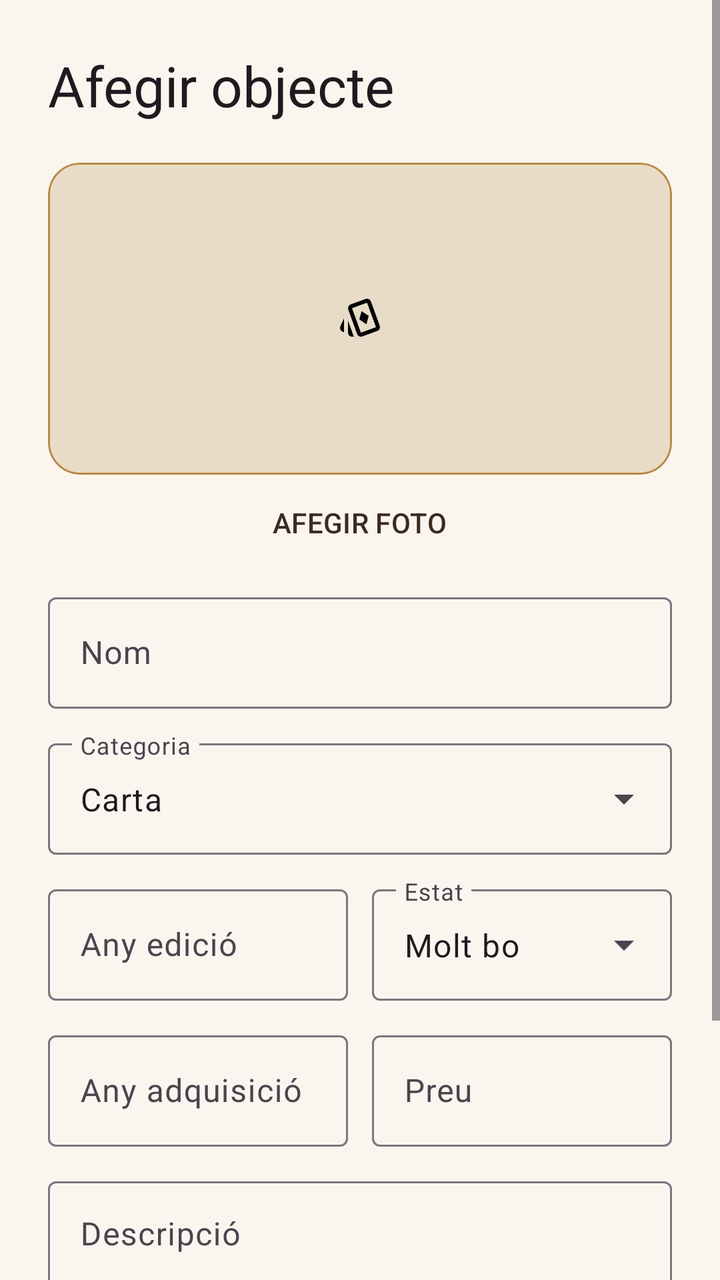
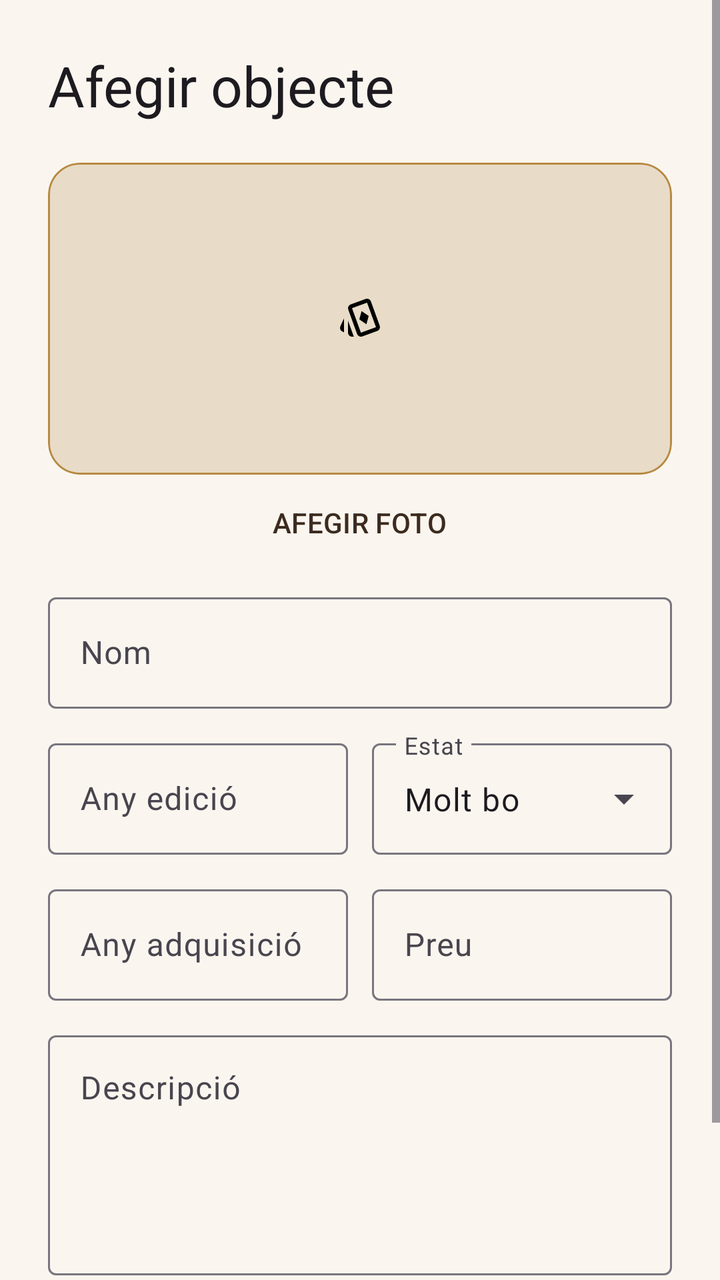

The first picture is an Android layout as it rendered before a commit; the second is the same layout after the commit. The layout source and the unified diff follow.
<!-- AndroidManifest.xml: application theme Theme.Kollect.Splash -->
<!-- res/layout/fragment_add_object.xml -->
<?xml version="1.0" encoding="utf-8"?>
<ScrollView xmlns:android="http://schemas.android.com/apk/res/android"
    xmlns:app="http://schemas.android.com/apk/res-auto"
    android:layout_width="match_parent"
    android:layout_height="match_parent"
    android:background="?android:attr/colorBackground"
    android:fillViewport="true">

    <LinearLayout
        android:layout_width="match_parent"
        android:layout_height="wrap_content"
        android:orientation="vertical"
        android:padding="24dp">

        <TextView
            android:id="@+id/objectFormTitle"
            android:layout_width="wrap_content"
            android:layout_height="wrap_content"
            android:text="@string/add_object_title"
            android:textAppearance="?attr/textAppearanceHeadlineMedium" />

        <com.google.android.material.card.MaterialCardView
            android:layout_width="match_parent"
            android:layout_height="156dp"
            android:layout_marginTop="20dp"
            app:cardBackgroundColor="@color/beige"
            app:cardCornerRadius="16dp"
            app:strokeColor="@color/gold"
            app:strokeWidth="1dp">
            <ImageView
                android:id="@+id/objectPhotoPreview"
                android:layout_width="match_parent"
                android:layout_height="match_parent"
                android:contentDescription="@string/object_photo"
                android:scaleType="centerInside"
                android:src="@drawable/playing_cards" />
        </com.google.android.material.card.MaterialCardView>

        <com.google.android.material.button.MaterialButton
            android:id="@+id/addObjectPhotoButton"
            style="@style/Widget.Material3.Button.TextButton"
            android:layout_width="wrap_content"
            android:layout_height="wrap_content"
            android:layout_gravity="center_horizontal"
            android:text="@string/add_object_photo" />

        <com.google.android.material.textfield.TextInputLayout
            android:layout_width="match_parent"
            android:layout_height="wrap_content"
            android:layout_marginTop="8dp"
            android:hint="@string/object_name">
            <com.google.android.material.textfield.TextInputEditText
                android:id="@+id/objectNameInput"
                android:layout_width="match_parent"
                android:layout_height="wrap_content"
                android:inputType="textCapSentences" />
        </com.google.android.material.textfield.TextInputLayout>

        <com.google.android.material.textfield.TextInputLayout
            style="@style/Widget.Material3.TextInputLayout.OutlinedBox.ExposedDropdownMenu"
            android:layout_width="match_parent"
            android:layout_height="wrap_content"
            android:layout_marginTop="12dp"
            android:hint="@string/object_category">
            <AutoCompleteTextView
                android:id="@+id/objectCategoryInput"
                android:layout_width="match_parent"
                android:layout_height="wrap_content"
                android:text="@string/object_category_card" />
        </com.google.android.material.textfield.TextInputLayout>

        <LinearLayout
            android:baselineAligned="false"
            android:layout_width="match_parent"
            android:layout_height="wrap_content"
            android:layout_marginTop="12dp"
            android:orientation="horizontal">
            <com.google.android.material.textfield.TextInputLayout
                android:layout_width="0dp"
                android:layout_height="wrap_content"
                android:layout_weight="1"
                android:hint="@string/object_release_year">
                <com.google.android.material.textfield.TextInputEditText
                    android:id="@+id/objectReleaseYearInput"
                    android:layout_width="match_parent"
                    android:layout_height="wrap_content"
                    android:inputType="number" />
            </com.google.android.material.textfield.TextInputLayout>
            <com.google.android.material.textfield.TextInputLayout
                style="@style/Widget.Material3.TextInputLayout.OutlinedBox.ExposedDropdownMenu"
                android:layout_width="0dp"
                android:layout_height="wrap_content"
                android:layout_marginStart="12dp"
                android:layout_weight="1"
                android:hint="@string/object_condition">
                <AutoCompleteTextView
                    android:id="@+id/objectConditionInput"
                    android:layout_width="match_parent"
                    android:layout_height="wrap_content"
                    android:inputType="none"
                    android:text="@string/object_condition_good" />
            </com.google.android.material.textfield.TextInputLayout>
        </LinearLayout>

        <LinearLayout
            android:baselineAligned="false"
            android:layout_width="match_parent"
            android:layout_height="wrap_content"
            android:layout_marginTop="12dp"
            android:orientation="horizontal">
            <com.google.android.material.textfield.TextInputLayout
                android:layout_width="0dp"
                android:layout_height="wrap_content"
                android:layout_weight="1"
                android:hint="@string/object_acquisition_year">
                <com.google.android.material.textfield.TextInputEditText
                    android:id="@+id/objectAcquisitionYearInput"
                    android:layout_width="match_parent"
                    android:layout_height="wrap_content"
                    android:inputType="number" />
            </com.google.android.material.textfield.TextInputLayout>
            <com.google.android.material.textfield.TextInputLayout
                android:layout_width="0dp"
                android:layout_height="wrap_content"
                android:layout_marginStart="12dp"
                android:layout_weight="1"
                android:hint="@string/object_price">
                <com.google.android.material.textfield.TextInputEditText
                    android:id="@+id/objectPriceInput"
                    android:layout_width="match_parent"
                    android:layout_height="wrap_content"
                    android:inputType="numberDecimal" />
            </com.google.android.material.textfield.TextInputLayout>
        </LinearLayout>

        <com.google.android.material.textfield.TextInputLayout
            android:layout_width="match_parent"
            android:layout_height="wrap_content"
            android:layout_marginTop="12dp"
            android:hint="@string/object_description">
            <com.google.android.material.textfield.TextInputEditText
                android:id="@+id/objectDescriptionInput"
                android:layout_width="match_parent"
                android:layout_height="120dp"
                android:gravity="top"
                android:inputType="textCapSentences|textMultiLine" />
        </com.google.android.material.textfield.TextInputLayout>

        <com.google.android.material.button.MaterialButton
            android:id="@+id/saveObjectButton"
            android:layout_width="match_parent"
            android:layout_height="wrap_content"
            android:layout_marginTop="20dp"
            android:text="@string/save_object" />
    </LinearLayout>
</ScrollView>
<!-- resources referenced by this layout -->
<resources>
  <color name="beige">#E8DCC8</color>
  <color name="gold">#B88A44</color>
  <!-- drawable playing_cards (drawable) -->
  <vector xmlns:android="http://schemas.android.com/apk/res/android" android:height="24dp" android:tint="#000000" android:viewportHeight="960" android:viewportWidth="960" android:width="24dp">
        
      <path android:fillColor="@android:color/white" android:pathData="M608,592L654,426L512,328L466,494L608,592ZM160,753L127,737Q96,724 85,692.5Q74,661 88,630L160,474L160,753ZM320,840Q287,840 263.5,816Q240,792 240,759L240,520L347,814Q350,821 352,827.5Q354,834 359,840L320,840ZM526,835Q495,846 464,832Q433,818 422,787L245,298Q234,267 248,236.5Q262,206 293,195L594,85Q625,74 655.5,88Q686,102 697,133L875,622Q886,653 872,683.5Q858,714 827,725L526,835ZM498,760L800,650Q800,650 800,650Q800,650 800,650L621,160Q621,160 621,160Q621,160 621,160L320,270Q320,270 320,270Q320,270 320,270L498,760Q498,760 498,760Q498,760 498,760ZM560,460Q560,460 560,460Q560,460 560,460L560,460Q560,460 560,460Q560,460 560,460L560,460Q560,460 560,460Q560,460 560,460L560,460Q560,460 560,460Q560,460 560,460Z"/>
      
  </vector>
  <string name="add_object_photo">AFEGIR FOTO</string>
  <string name="add_object_title">Afegir objecte</string>
  <string name="object_acquisition_year">Any adquisició</string>
  <string name="object_category">Categoria</string>
  <string name="object_category_card">Carta</string>
  <string name="object_condition">Estat</string>
  <string name="object_condition_good">Molt bo</string>
  <string name="object_description">Descripció</string>
  <string name="object_name">Nom</string>
  <string name="object_photo">Fotografia objecte</string>
  <string name="object_price">Preu</string>
  <string name="object_release_year">Any edició</string>
  <string name="save_object">GUARDAR OBJECTE</string>
  <style name="Theme.Kollect.Splash" parent="Theme.Kollect">
          <item name="android:windowBackground">@color/cream</item>
          <item name="postSplashScreenTheme">@style/Theme.Kollect</item>
      </style>
  <style name="Theme.Kollect" parent="Theme.Material3.DayNight.NoActionBar">
          <item name="android:windowBackground">@color/cream</item>
          
          
          
          <item name="colorPrimary">@color/brown_dark</item>
          <item name="colorOnPrimary">@color/cream</item>
  
          
          <item name="colorSecondary">@color/gold</item>
          <item name="colorOnSecondary">@color/brown_dark</item>
  
          
          <item name="android:colorBackground">@color/cream</item>
          <item name="colorOnBackground">@color/text_primary</item>
  
          
          <item name="colorSurface">@color/warm_white</item>
          <item name="colorOnSurface">@color/text_primary</item>
  
          
          <item name="colorError">@color/error</item>
          <item name="colorOnError">@color/warm_white</item>
  
          
          <item name="android:statusBarColor">@color/brown_dark</item>
          <item name="android:navigationBarColor">@color/cream</item>
  
          
          <item name="android:windowLightStatusBar">false</item>
      </style>
  <color name="cream">#FAF6EF</color>
  <color name="brown_dark">#3D2B1F</color>
  <color name="text_primary">#30241D</color>
  <color name="warm_white">#FFFDF9</color>
  <color name="error">#A8443A</color>
</resources>

<!-- the commit's change to res/layout/fragment_add_object.xml (unified diff, before → after) -->
@@ -54,19 +54,6 @@
                 android:layout_width="match_parent"
                 android:layout_height="wrap_content"
                 android:inputType="textCapSentences" />
-        </com.google.android.material.textfield.TextInputLayout>
-
-        <com.google.android.material.textfield.TextInputLayout
-            style="@style/Widget.Material3.TextInputLayout.OutlinedBox.ExposedDropdownMenu"
-            android:layout_width="match_parent"
-            android:layout_height="wrap_content"
-            android:layout_marginTop="12dp"
-            android:hint="@string/object_category">
-            <AutoCompleteTextView
-                android:id="@+id/objectCategoryInput"
-                android:layout_width="match_parent"
-                android:layout_height="wrap_content"
-                android:text="@string/object_category_card" />
         </com.google.android.material.textfield.TextInputLayout>
 
         <LinearLayout
<!-- resource entries referenced after the edit -->
@@ -11,8 +11,6 @@
   <string name="add_object_photo">AFEGIR FOTO</string>
   <string name="add_object_title">Afegir objecte</string>
   <string name="object_acquisition_year">Any adquisició</string>
-  <string name="object_category">Categoria</string>
-  <string name="object_category_card">Carta</string>
   <string name="object_condition">Estat</string>
   <string name="object_condition_good">Molt bo</string>
   <string name="object_description">Descripció</string>
